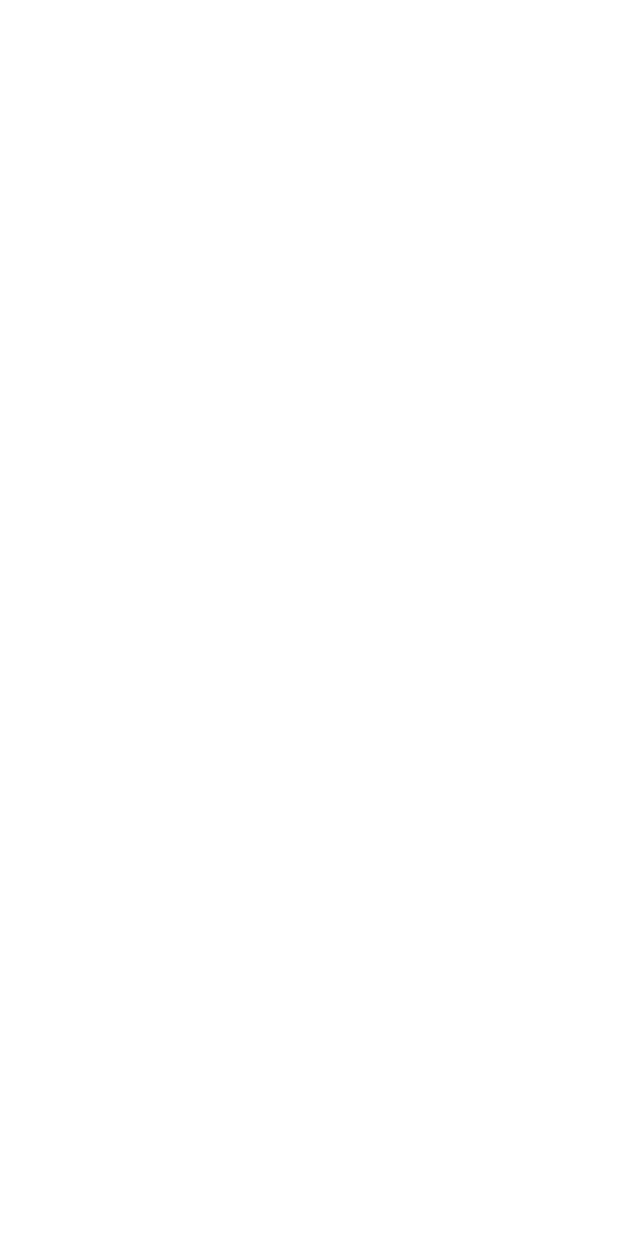
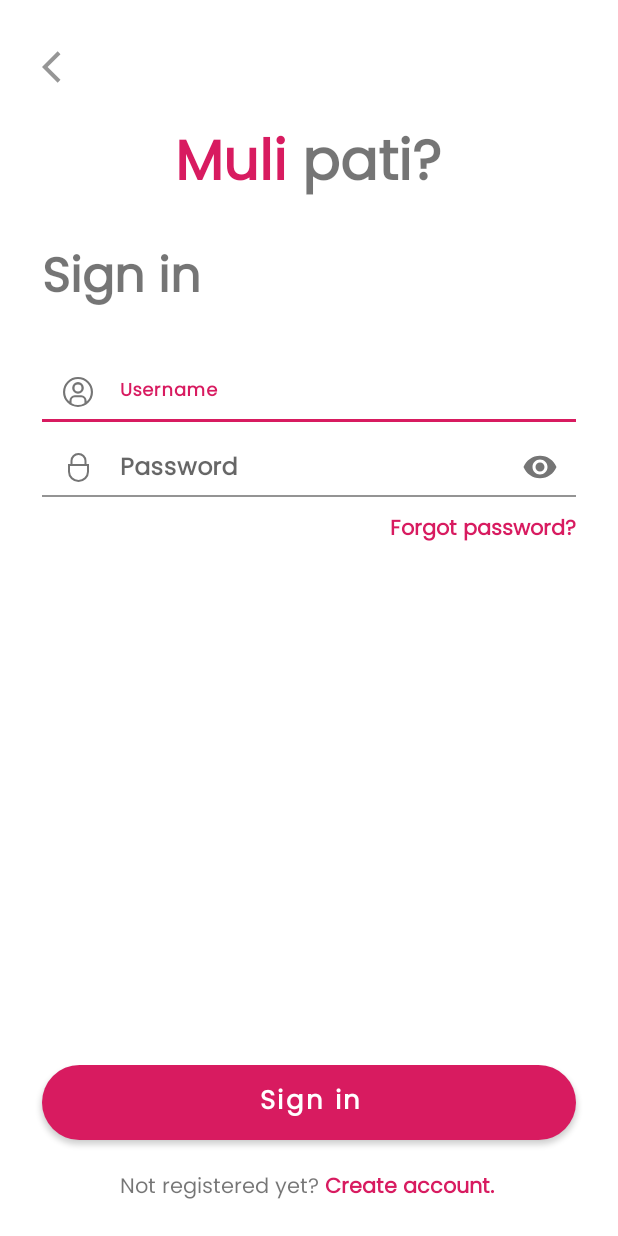
Before and after one commit to KellsWorks/Muli-pati-user, an Android app: the AuthenticationActivity screen opened directly, with no data from a screen before it, on a phone screen of 412 x 824 dp. Before the commit the screen is empty. Run offline under Robolectric (Android 15) with nearby library versions, the phone set to English and light mode, and no system bars; our stand-ins replace data binding.

Commit message:
Login
Login

```diff
--- a/app/build.gradle
+++ b/app/build.gradle
@@ -38,6 +38,8 @@ android {
 
 dependencies {
 
+    def nav_version = "2.3.2"
+
     implementation "org.jetbrains.kotlin:kotlin-stdlib:$kotlin_version"
     implementation 'androidx.core:core-ktx:1.3.2'
     implementation 'androidx.appcompat:appcompat:1.2.0'
@@ -53,4 +55,8 @@ dependencies {
 
     //slider
     implementation 'com.codemybrainsout.onboarding:onboarder:1.0.4'
+
+    //Navigation
+    implementation "androidx.navigation:navigation-fragment-ktx:$nav_version"
+    implementation "androidx.navigation:navigation-ui-ktx:$nav_version"
 }
--- /dev/null
+++ b/app/src/main/java/app/mulipati/ui/auth/LoginFragment.kt
@@ -0,0 +1,60 @@
+package app.mulipati.ui.auth
+
+import android.os.Bundle
+import androidx.fragment.app.Fragment
+import android.view.LayoutInflater
+import android.view.View
+import android.view.ViewGroup
+import app.mulipati.R
+
+// TODO: Rename parameter arguments, choose names that match
+// the fragment initialization parameters, e.g. ARG_ITEM_NUMBER
+private const val ARG_PARAM1 = "param1"
+private const val ARG_PARAM2 = "param2"
+
+/**
+ * A simple [Fragment] subclass.
+ * Use the [LoginFragment.newInstance] factory method to
+ * create an instance of this fragment.
+ */
+class LoginFragment : Fragment() {
+    // TODO: Rename and change types of parameters
+    private var param1: String? = null
+    private var param2: String? = null
+
+    override fun onCreate(savedInstanceState: Bundle?) {
+        super.onCreate(savedInstanceState)
+        arguments?.let {
+            param1 = it.getString(ARG_PARAM1)
+            param2 = it.getString(ARG_PARAM2)
+        }
+    }
+
+    override fun onCreateView(
+        inflater: LayoutInflater, container: ViewGroup?,
+        savedInstanceState: Bundle?
+    ): View? {
+        // Inflate the layout for this fragment
+        return inflater.inflate(R.layout.fragment_login, container, false)
+    }
+
+    companion object {
+        /**
+         * Use this factory method to create a new instance of
+         * this fragment using the provided parameters.
+         *
+         * @param param1 Parameter 1.
+         * @param param2 Parameter 2.
+         * @return A new instance of fragment LoginFragment.
+         */
+        // TODO: Rename and change types and number of parameters
+        @JvmStatic
+        fun newInstance(param1: String, param2: String) =
+            LoginFragment().apply {
+                arguments = Bundle().apply {
+                    putString(ARG_PARAM1, param1)
+                    putString(ARG_PARAM2, param2)
+                }
+            }
+    }
+}
--- /dev/null
+++ b/app/src/main/res/drawable/button.xml
@@ -0,0 +1,9 @@
+<?xml version="1.0" encoding="utf-8"?>
+<shape xmlns:android="http://schemas.android.com/apk/res/android">
+<solid
+    android:color="?buttonTint"
+    />
+    <corners
+        android:radius="25dp"
+        />
+</shape>
--- /dev/null
+++ b/app/src/main/res/drawable/ic_arrow_back.xml
@@ -0,0 +1,5 @@
+<vector android:height="24dp" android:tint="#969696"
+    android:viewportHeight="24" android:viewportWidth="24"
+    android:width="24dp" xmlns:android="http://schemas.android.com/apk/res/android">
+    <path android:fillColor="@android:color/white" android:pathData="M11.67,3.87L9.9,2.1 0,12l9.9,9.9 1.77,-1.77L3.54,12z"/>
+</vector>
--- /dev/null
+++ b/app/src/main/res/drawable/ic_eye_slash.xml
@@ -0,0 +1,19 @@
+<vector xmlns:android="http://schemas.android.com/apk/res/android"
+    android:width="20dp"
+    android:height="15.885dp"
+    android:viewportWidth="20"
+    android:viewportHeight="15.885">
+  <path
+      android:pathData="M16.699,11.99a17.083,17.083 0,0 0,3.3 -4.047s-3.75,-6.875 -10,-6.875a8.785,8.785 0,0 0,-3.487 0.735l0.962,0.964a7.43,7.43 0,0 1,2.525 -0.449,9.322 9.322,0 0,1 6.46,3.071A16.417,16.417 0,0 1,18.535 7.943c-0.073,0.109 -0.152,0.229 -0.244,0.36a16.49,16.49 0,0 1,-1.831 2.194c-0.206,0.206 -0.421,0.41 -0.646,0.607Z"
+      android:fillColor="#c00"/>
+  <path
+      android:pathData="M14.121,9.413a4.375,4.375 0,0 0,-5.593 -5.593L9.557,4.846a3.125,3.125 0,0 1,3.536 3.536l1.027,1.027ZM10.442,11.037 L11.469,12.064a4.375,4.375 0,0 1,-5.593 -5.593L6.903,7.5a3.125,3.125 0,0 0,3.536 3.536Z"
+      android:fillColor="#c00"/>
+  <path
+      android:pathData="M4.188,4.781q-0.337,0.3 -0.647,0.609a16.418,16.418 0,0 0,-2.076 2.554l0.244,0.36A16.49,16.49 0,0 0,3.54 10.497,9.324 9.324,0 0,0 10,13.568a7.4,7.4 0,0 0,2.525 -0.45l0.962,0.965A8.786,8.786 0,0 1,10 14.818c-6.25,0 -10,-6.875 -10,-6.875a17.025,17.025 0,0 1,3.3 -4.047l0.885,0.886Z"
+      android:fillColor="#c00"/>
+  <path
+      android:pathData="M17.054,15.885l-15,-15L2.943,-0.003l15,15Z"
+      android:fillColor="#c00"
+      android:fillType="evenOdd"/>
+</vector>
--- /dev/null
+++ b/app/src/main/res/drawable/ic_left_gray.xml
@@ -0,0 +1,5 @@
+<vector android:height="24dp" android:tint="#969696"
+    android:viewportHeight="24" android:viewportWidth="24"
+    android:width="24dp" xmlns:android="http://schemas.android.com/apk/res/android">
+    <path android:fillColor="#969696" android:pathData="M15.41,16.59L10.83,12l4.58,-4.59L14,6l-6,6 6,6 1.41,-1.41z"/>
+</vector>
--- /dev/null
+++ b/app/src/main/res/drawable/ic_lock_locked.xml
@@ -0,0 +1,9 @@
+<vector xmlns:android="http://schemas.android.com/apk/res/android"
+    android:width="13.731dp"
+    android:height="19.615dp"
+    android:viewportWidth="13.731"
+    android:viewportHeight="19.615">
+  <path
+      android:pathData="M12.095,7.519L12.095,5.23a5.23,5.23 0,0 0,-10.461 0L1.634,7.519L0,7.519v5.23a6.865,6.865 0,0 0,13.731 0L13.731,7.519ZM2.942,5.23a3.923,3.923 0,0 1,7.846 0L10.788,7.519L2.942,7.519ZM12.422,12.749a5.558,5.558 0,0 1,-11.115 0L1.307,8.827L12.422,8.827Z"
+      android:fillColor="#ced2db"/>
+</vector>
--- /dev/null
+++ b/app/src/main/res/drawable/ic_user_avatar.xml
@@ -0,0 +1,12 @@
+<vector xmlns:android="http://schemas.android.com/apk/res/android"
+    android:width="20dp"
+    android:height="20dp"
+    android:viewportWidth="20"
+    android:viewportHeight="20">
+  <path
+      android:pathData="M10,0a10,10 0,1 0,10 10A10,10 0,0 0,10 0ZM5.714,17.414L5.714,15.985a2.3,2.3 0,0 1,2.143 -2.414h4.286a2.3,2.3 0,0 1,2.143 2.422v1.429a8.514,8.514 0,0 1,-8.571 0ZM15.714,16.371v-0.436a3.721,3.721 0,0 0,-3.571 -3.792L7.857,12.143a3.714,3.714 0,0 0,-3.571 3.793v0.422a8.571,8.571 0,1 1,11.429 0Z"
+      android:fillColor="#ced2db"/>
+  <path
+      android:pathData="M10,3.398a3.883,3.883 0,1 0,3.883 3.883,3.883 3.883,0 0,0 -3.883,-3.883ZM10,9.611a2.33,2.33 0,1 1,2.33 -2.33A2.33,2.33 0,0 1,10 9.611Z"
+      android:fillColor="#ced2db"/>
+</vector>
--- a/app/src/main/res/layout/activity_authentication.xml
+++ b/app/src/main/res/layout/activity_authentication.xml
@@ -1,9 +1,23 @@
 <?xml version="1.0" encoding="utf-8"?>
-<androidx.constraintlayout.widget.ConstraintLayout xmlns:android="http://schemas.android.com/apk/res/android"
+<layout xmlns:android="http://schemas.android.com/apk/res/android"
     xmlns:app="http://schemas.android.com/apk/res-auto"
-    xmlns:tools="http://schemas.android.com/tools"
+    xmlns:tools="http://schemas.android.com/tools">
+    <androidx.constraintlayout.widget.ConstraintLayout
     android:layout_width="match_parent"
     android:layout_height="match_parent"
     tools:context=".activities.AuthenticationActivity">
 
-</androidx.constraintlayout.widget.ConstraintLayout>
+    <fragment
+        android:id="@+id/nav_host_fragment"
+        android:name="androidx.navigation.fragment.NavHostFragment"
+        android:layout_width="0dp"
+        android:layout_height="0dp"
+        app:defaultNavHost="true"
+        app:layout_constraintBottom_toBottomOf="parent"
+        app:layout_constraintLeft_toLeftOf="parent"
+        app:layout_constraintRight_toRightOf="parent"
+        app:layout_constraintTop_toTopOf="parent"
+        app:navGraph="@navigation/auth" />
+
+    </androidx.constraintlayout.widget.ConstraintLayout>
+</layout>
--- a/app/src/main/res/layout/activity_on_boarding.xml
+++ b/app/src/main/res/layout/activity_on_boarding.xml
@@ -27,7 +27,9 @@
             android:layout_height="match_parent"
             app:layout_constraintBottom_toBottomOf="@+id/relativeLayout"
             app:layout_constraintEnd_toEndOf="parent"
-            app:layout_constraintStart_toStartOf="parent"/>
+            android:layout_marginTop="45dp"
+            app:layout_constraintStart_toStartOf="parent"
+            app:layout_constraintTop_toTopOf="parent" />
 
         <RelativeLayout
             android:id="@+id/relativeLayout"
--- /dev/null
+++ b/app/src/main/res/layout/fragment_login.xml
@@ -0,0 +1,183 @@
+<?xml version="1.0" encoding="utf-8"?>
+<layout xmlns:android="http://schemas.android.com/apk/res/android"
+    xmlns:app="http://schemas.android.com/apk/res-auto"
+    xmlns:tools="http://schemas.android.com/tools">
+
+    <androidx.constraintlayout.widget.ConstraintLayout
+        android:layout_width="match_parent"
+        android:layout_height="match_parent"
+        tools:context=".ui.auth.LoginFragment">
+
+        <ImageView
+            android:layout_width="25dp"
+            android:layout_height="25dp"
+            android:layout_marginStart="28dp"
+            android:layout_marginLeft="28dp"
+            android:layout_marginTop="32dp"
+            android:src="@drawable/ic_arrow_back"
+            app:layout_constraintStart_toStartOf="parent"
+            app:layout_constraintTop_toTopOf="parent" />
+
+        <LinearLayout
+            android:layout_width="wrap_content"
+            android:layout_height="wrap_content"
+            android:orientation="horizontal"
+            android:textSize="37sp"
+            app:layout_constraintBottom_toTopOf="@+id/signInText"
+            app:layout_constraintEnd_toEndOf="parent"
+            app:layout_constraintHorizontal_bias="0.497"
+            app:layout_constraintStart_toStartOf="parent"
+            app:layout_constraintTop_toTopOf="parent"
+            app:layout_constraintVertical_bias="0.818" >
+            <TextView
+                android:layout_width="wrap_content"
+                android:layout_height="wrap_content"
+                android:text="Muli"
+                android:textColor="?subtitleTextColor"
+                android:textSize="37sp"
+                android:textStyle="bold"
+                />
+            <TextView
+                android:layout_width="wrap_content"
+                android:layout_height="wrap_content"
+                android:text=" pati?"
+                android:textSize="37sp"
+                android:textStyle="bold"
+                />
+        </LinearLayout>
+
+        <TextView
+            android:id="@+id/signInText"
+            android:layout_width="wrap_content"
+            android:layout_height="wrap_content"
+            android:layout_marginStart="28dp"
+            android:layout_marginLeft="28dp"
+            android:layout_marginTop="160dp"
+            android:text="@string/sign_in"
+            android:textSize="32sp"
+            android:textStyle="bold"
+            app:layout_constraintStart_toStartOf="parent"
+            app:layout_constraintTop_toTopOf="parent" />
+
+        <LinearLayout
+            android:layout_width="match_parent"
+            android:layout_height="wrap_content"
+            android:orientation="vertical"
+            android:layout_margin="28dp"
+            app:layout_constraintTop_toBottomOf="@+id/signInText"
+            tools:layout_editor_absoluteX="0dp">
+
+            <LinearLayout
+                android:layout_width="match_parent"
+                android:layout_height="wrap_content">
+
+
+                <com.google.android.material.textfield.TextInputLayout
+                    android:layout_width="match_parent"
+                    android:layout_height="wrap_content"
+                    app:startIconDrawable="@drawable/ic_user_avatar"
+                    app:boxBackgroundColor="?boxBackgroundColor"
+                    >
+                    <com.google.android.material.textfield.TextInputEditText
+                        android:layout_width="match_parent"
+                        android:layout_height="40dp"
+                        android:hint="Username"
+                        android:textStyle="bold"
+
+                        />
+                </com.google.android.material.textfield.TextInputLayout>
+            </LinearLayout>
+
+            <LinearLayout
+                android:layout_width="match_parent"
+                android:layout_marginTop="10dp"
+                android:layout_height="wrap_content">
+
+                <com.google.android.material.textfield.TextInputLayout
+                    android:layout_width="match_parent"
+                    android:layout_height="wrap_content"
+                    app:passwordToggleEnabled="true"
+                    app:boxBackgroundColor="?boxBackgroundColor"
+                    app:startIconDrawable="@drawable/ic_lock_locked"
+                    >
+                    <com.google.android.material.textfield.TextInputEditText
+                        android:layout_width="match_parent"
+                        android:layout_height="40dp"
+                        android:hint="Password"
+                        android:inputType="textPassword"
+                        android:textStyle="bold"
+                        />
+                </com.google.android.material.textfield.TextInputLayout>
+
+            </LinearLayout>
+
+            <TextView
+                android:layout_width="wrap_content"
+                android:layout_height="wrap_content"
+                android:text="@string/forgot_password"
+                android:layout_gravity="end"
+                android:textStyle="bold"
+                android:textColor="?subtitleTextColor"
+                android:layout_marginTop="10dp"
+                />
+
+        </LinearLayout>
+
+        <LinearLayout
+            android:layout_width="match_parent"
+            android:layout_height="wrap_content"
+            android:orientation="vertical"
+            app:layout_constraintBottom_toBottomOf="parent"
+            >
+
+            <Button
+                android:layout_width="match_parent"
+                android:layout_height="50dp"
+                android:background="@drawable/button"
+                android:layout_marginLeft="28dp"
+                android:layout_marginRight="28dp"
+                android:text="@string/sign_in"
+                android:textSize="17sp"
+                android:textAllCaps="false"
+                android:textStyle="bold"
+                android:textColor="@color/white"
+                />
+
+            <RelativeLayout
+                android:layout_width="match_parent"
+                android:layout_height="wrap_content"
+                android:layout_gravity="center"
+                >
+                <LinearLayout
+                    android:layout_width="match_parent"
+                    android:layout_height="wrap_content"
+                    android:orientation="horizontal"
+                    android:layout_centerInParent="true"
+                    android:layout_marginLeft="130dp"
+                    android:layout_marginRight="30dp"
+                    android:layout_marginBottom="20dp"
+                    android:layout_marginTop="20dp"
+                    >
+                    <TextView
+                        android:layout_gravity="center"
+                        android:gravity="center"
+                        android:textAlignment="center"
+                        android:layout_width="wrap_content"
+                        android:layout_height="wrap_content"
+                        android:text="Not registered yet?"
+                        />
+                    <TextView
+                        android:layout_gravity="center"
+                        android:gravity="center"
+                        android:layout_width="wrap_content"
+                        android:layout_height="wrap_content"
+                        android:text=" Create account."
+                        android:textStyle="bold"
+                        android:textColor="?subtitleTextColor"
+                        />
+                </LinearLayout>
+            </RelativeLayout>
+        </LinearLayout>
+
+    </androidx.constraintlayout.widget.ConstraintLayout>
+</layout>
--- /dev/null
+++ b/app/src/main/res/navigation/auth.xml
@@ -0,0 +1,10 @@
+<?xml version="1.0" encoding="utf-8"?>
+<navigation xmlns:android="http://schemas.android.com/apk/res/android"
+    xmlns:app="http://schemas.android.com/apk/res-auto" android:id="@+id/auth"
+    app:startDestination="@id/loginFragment">
+
+    <fragment
+        android:id="@+id/loginFragment"
+        android:name="app.mulipati.ui.auth.LoginFragment"
+        android:label="LoginFragment" />
+</navigation>
--- a/app/src/main/res/values-night/themes.xml
+++ b/app/src/main/res/values-night/themes.xml
@@ -12,5 +12,9 @@
         <!-- Status bar color. -->
         <item name="android:statusBarColor" tools:targetApi="l">?attr/colorPrimaryVariant</item>
         <!-- Customize your theme here. -->
+        <item name="fontFamily">@font/poppins_regular</item>
+        <item name="boxBackgroundColor">#121212</item>
+        <item name="buttonTint">#59172F</item>
+        <item name="subtitleTextColor">#D81B60</item>
     </style>
 </resources>
--- a/app/src/main/res/values/strings.xml
+++ b/app/src/main/res/values/strings.xml
@@ -1,6 +1,6 @@
 <resources>
     <string name="app_name">Muli pati</string>
-    <string name="skip">Skip</string>
+    <string name="skip">Get started</string>
     <!-- TODO: Remove or change this placeholder text -->
     <string name="hello_blank_fragment">Hello blank fragment</string>
     <string name="find_your_way_around">Find your way around</string>
@@ -11,4 +11,6 @@
     <string name="fast_transportation_using_your_mobile_phone_in_malawi">Fast transportation using your mobile phone in malawi</string>
     <string name="we_will_take_you_there">We will take you there</string>
     <string name="book_transportation_ahead_of_your_journey">Book transportation ahead of your journey</string>
+    <string name="sign_in">Sign in</string>
+    <string name="forgot_password">Forgot password?</string>
 </resources>
--- a/app/src/main/res/values/themes.xml
+++ b/app/src/main/res/values/themes.xml
@@ -9,9 +9,12 @@
         <item name="colorSecondary">#A19C9C</item>
         <item name="colorSecondaryVariant">@color/teal_700</item>
         <item name="colorOnSecondary">@color/black</item>
+        <item name="buttonTint">#D81B60</item>
         <!-- Status bar color. -->
         <item name="android:statusBarColor" tools:targetApi="l">?attr/colorPrimaryVariant</item>
         <!-- Customize your theme here. -->
+        <item name="boxBackgroundColor">@color/white</item>
         <item name="fontFamily">@font/poppins_regular</item>
+        <item name="subtitleTextColor">#D81B60</item>
     </style>
 </resources>
```
Also changed, not shown: gradle/wrapper/gradle-wrapper.properties.
